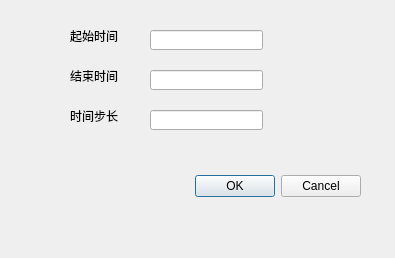
Old version of the form generalaco.ui in the repository onism/GTea.
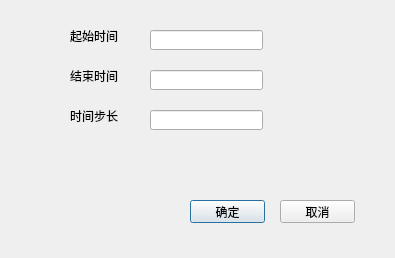
New version of the form.

```diff
--- a/generalaco.ui
+++ b/generalaco.ui
@@ -13,22 +13,6 @@
   <property name="windowTitle">
    <string>general</string>
   </property>
-  <widget class="QDialogButtonBox" name="buttonBox">
-   <property name="geometry">
-    <rect>
-     <x>20</x>
-     <y>170</y>
-     <width>341</width>
-     <height>32</height>
-    </rect>
-   </property>
-   <property name="orientation">
-    <enum>Qt::Horizontal</enum>
-   </property>
-   <property name="standardButtons">
-    <set>QDialogButtonBox::Cancel|QDialogButtonBox::Ok</set>
-   </property>
-  </widget>
   <widget class="QLabel" name="label">
    <property name="geometry">
     <rect>
@@ -98,6 +82,32 @@
     </rect>
    </property>
   </widget>
+  <widget class="QPushButton" name="pushButton">
+   <property name="geometry">
+    <rect>
+     <x>190</x>
+     <y>200</y>
+     <width>75</width>
+     <height>23</height>
+    </rect>
+   </property>
+   <property name="text">
+    <string>确定</string>
+   </property>
+  </widget>
+  <widget class="QPushButton" name="pushButton_2">
+   <property name="geometry">
+    <rect>
+     <x>280</x>
+     <y>200</y>
+     <width>75</width>
+     <height>23</height>
+    </rect>
+   </property>
+   <property name="text">
+    <string>取消</string>
+   </property>
+  </widget>
  </widget>
  <resources/>
  <connections>
```
Left out of the diff: 35 changed lines with no effect on the pictures.
